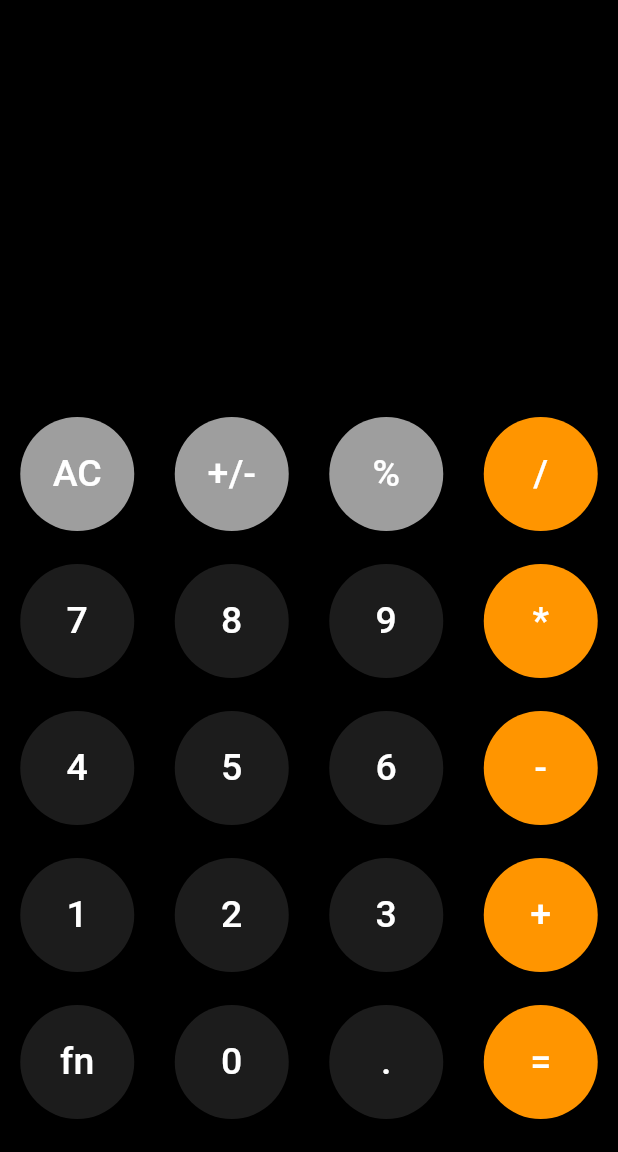
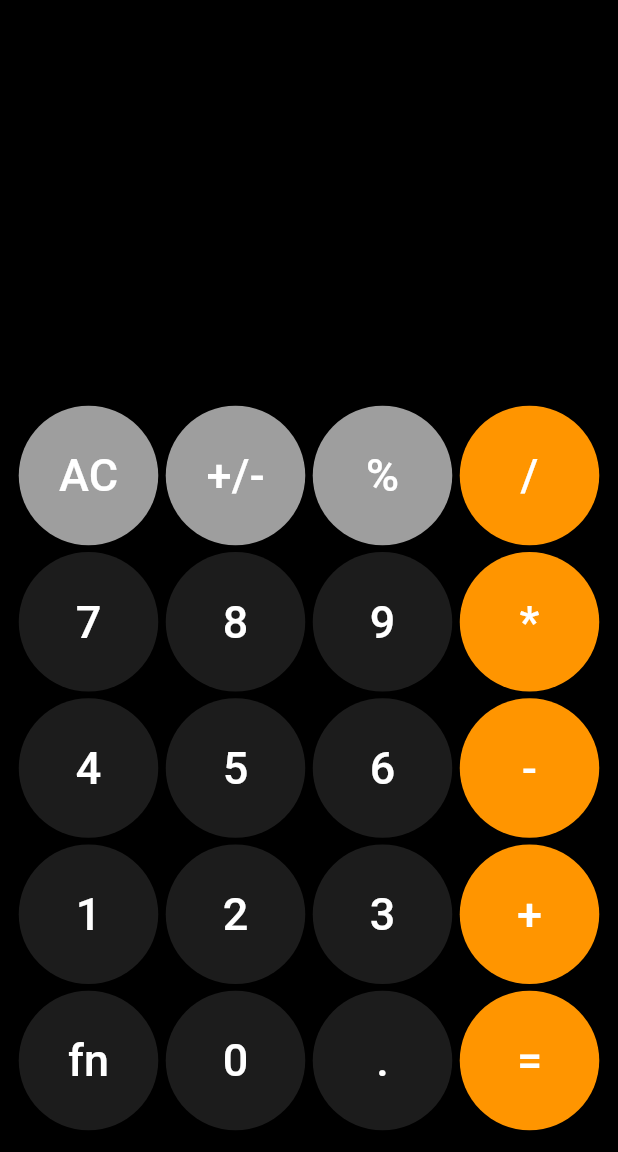
Before and after one commit to Adil-io/calculator, a Flutter app: the screen it shows after launch, on a phone screen of 412 x 824 dp, the part 84-1236 px from its top. Run offline on Flutter 3.47's test engine with Material 3 defaults, Android fonts, the phone set to English and light mode, and no system bars.

Commit message:
Buttons refactored

```diff
--- a/lib/pages/home.dart
+++ b/lib/pages/home.dart
@@ -23,52 +23,48 @@ class HomePage extends StatelessWidget {
             flex: 2,
             child: Container(
               color: Colors.black,
+              padding: EdgeInsets.all(10),
               child: Column(
                 mainAxisAlignment: MainAxisAlignment.spaceEvenly,
                 children: [
                   Row(
-                    mainAxisAlignment: MainAxisAlignment.spaceEvenly,
                     children: [
-                      Expanded(child: CalculatorButton(onPressed: (){}, content: 'AC', color: Colors.grey)),
-                      Expanded(child: CalculatorButton(onPressed: (){}, content: '+/-', color: Colors.grey)),
-                      Expanded(child: CalculatorButton(onPressed: (){}, content: '%', color: Colors.grey)),
-                      Expanded(child: CalculatorButton(onPressed: (){}, content: '/', color: Color(0xffFF9500))),
+                      CalculatorButton(onPressed: (){}, content: 'AC', color: Colors.grey),
+                      CalculatorButton(onPressed: (){}, content: '+/-', color: Colors.grey),
+                      CalculatorButton(onPressed: (){}, content: '%', color: Colors.grey),
+                      CalculatorButton(onPressed: (){}, content: '/', color: Color(0xffFF9500)),
                     ],
                   ),
                   Row(
-                    mainAxisAlignment: MainAxisAlignment.spaceEvenly,
                     children: [
-                      Expanded(child: CalculatorButton(onPressed: (){}, content: '7', color: Color(0xff1C1C1C))),
-                      Expanded(child: CalculatorButton(onPressed: (){}, content: '8', color: Color(0xff1C1C1C))),
-                      Expanded(child: CalculatorButton(onPressed: (){}, content: '9', color: Color(0xff1C1C1C))),
-                      Expanded(child: CalculatorButton(onPressed: (){}, content: '*', color: Color(0xffFF9500))),
+                      CalculatorButton(onPressed: (){}, content: '7', color: Color(0xff1C1C1C)),
+                      CalculatorButton(onPressed: (){}, content: '8', color: Color(0xff1C1C1C)),
+                      CalculatorButton(onPressed: (){}, content: '9', color: Color(0xff1C1C1C)),
+                      CalculatorButton(onPressed: (){}, content: '*', color: Color(0xffFF9500)),
                     ],
                   ),
                   Row(
-                    mainAxisAlignment: MainAxisAlignment.spaceEvenly,
                     children: [
-                      Expanded(child: CalculatorButton(onPressed: (){}, content: '4', color: Color(0xff1C1C1C))),
-                      Expanded(child: CalculatorButton(onPressed: (){}, content: '5', color: Color(0xff1C1C1C))),
-                      Expanded(child: CalculatorButton(onPressed: (){}, content: '6', color: Color(0xff1C1C1C))),
-                      Expanded(child: CalculatorButton(onPressed: (){}, content: '-', color: Color(0xffFF9500))),
+                      CalculatorButton(onPressed: (){}, content: '4', color: Color(0xff1C1C1C)),
+                      CalculatorButton(onPressed: (){}, content: '5', color: Color(0xff1C1C1C)),
+                      CalculatorButton(onPressed: (){}, content: '6', color: Color(0xff1C1C1C)),
+                      CalculatorButton(onPressed: (){}, content: '-', color: Color(0xffFF9500)),
                     ],
                   ),
                   Row(
-                    mainAxisAlignment: MainAxisAlignment.spaceEvenly,
                     children: [
-                      Expanded(child: CalculatorButton(onPressed: (){}, content: '1', color: Color(0xff1C1C1C))),
-                      Expanded(child: CalculatorButton(onPressed: (){}, content: '2', color: Color(0xff1C1C1C))),
-                      Expanded(child: CalculatorButton(onPressed: (){}, content: '3', color: Color(0xff1C1C1C))),
-                      Expanded(child: CalculatorButton(onPressed: (){}, content: '+', color: Color(0xffFF9500))),
+                      CalculatorButton(onPressed: (){}, content: '1', color: Color(0xff1C1C1C)),
+                      CalculatorButton(onPressed: (){}, content: '2', color: Color(0xff1C1C1C)),
+                      CalculatorButton(onPressed: (){}, content: '3', color: Color(0xff1C1C1C)),
+                      CalculatorButton(onPressed: (){}, content: '+', color: Color(0xffFF9500)),
                     ],
                   ),
                   Row(
-                    mainAxisAlignment: MainAxisAlignment.spaceEvenly,
                     children: [
-                      Expanded(child: CalculatorButton(onPressed: (){}, content: 'fn', color: Color(0xff1C1C1C))),
-                      Expanded(child: CalculatorButton(onPressed: (){}, content: '0', color: Color(0xff1C1C1C))),
-                      Expanded(child: CalculatorButton(onPressed: (){}, content: '.', color: Color(0xff1C1C1C))),
-                      Expanded(child: CalculatorButton(onPressed: (){}, content: '=', color: Color(0xffFF9500))),
+                      CalculatorButton(onPressed: (){}, content: 'fn', color: Color(0xff1C1C1C)),
+                      CalculatorButton(onPressed: (){}, content: '0', color: Color(0xff1C1C1C)),
+                      CalculatorButton(onPressed: (){}, content: '.', color: Color(0xff1C1C1C)),
+                      CalculatorButton(onPressed: (){}, content: '=', color: Color(0xffFF9500)),
                     ],
                   ),
                 ],
@@ -76,7 +72,6 @@ class HomePage extends StatelessWidget {
             )
           )
         ],
-
       )
     );
   }
--- a/lib/widgets/button.dart
+++ b/lib/widgets/button.dart
@@ -14,18 +14,19 @@ class CalculatorButton extends StatelessWidget {
 
   @override
   Widget build(BuildContext context) {
-    return ElevatedButton(
+    return Expanded(
+      child: ElevatedButton(
         onPressed: onPressed,
         style: ElevatedButton.styleFrom(
-        shape: const CircleBorder(),
-        padding: const EdgeInsets.all(20),
+          shape: CircleBorder(),
+          padding: EdgeInsets.symmetric(vertical: 25),
           backgroundColor: color,
-        iconColor: Colors.white
         ),
         child: Text(content,
           style: const TextStyle(
-          fontSize: 25,
+            fontSize: 30,
             color: Colors.white
+          ),
         ),
       ),
     );
```
Lines whose indentation alone changed are shown as unchanged.
